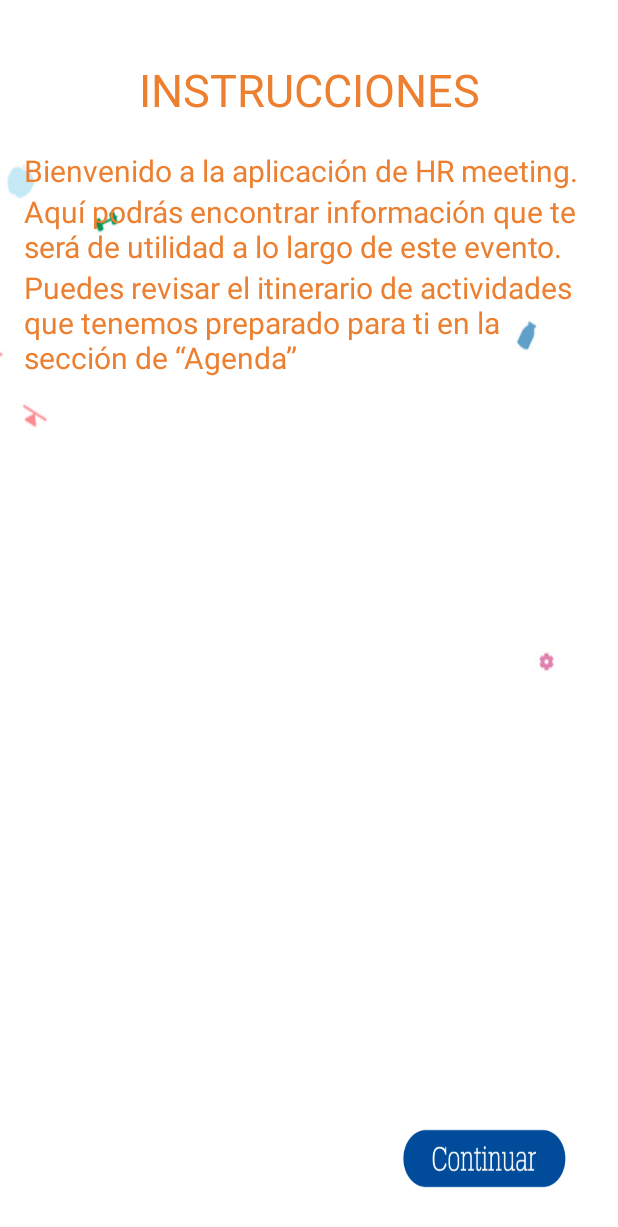
After one commit to DevWorms/ARToolKit-Android, an Android app: the Instrucciones screen opened directly, with no data from a screen before it, on a phone screen of 412 x 824 dp. The commit adds this screen. Shown: the top 1227 px of the screen. Run offline under Robolectric (Android 15) with nearby library versions, the phone set to English and light mode, and no system bars.

Commit message:
Instrucciones

```diff
--- a/aRSimpleNativeCars/src/main/AndroidManifest.xml
+++ b/aRSimpleNativeCars/src/main/AndroidManifest.xml
@@ -51,6 +51,7 @@
         <activity android:name="com.devworms.pepsicorally.MenuPepsico" />
         <activity android:name="com.devworms.pepsicorally.PistasActivas" />
         <activity android:name="com.devworms.pepsicorally.Rally" />
+        <activity android:name="com.devworms.pepsicorally.Instrucciones" />
         <activity android:name="com.devworms.pepsicorally.RallyCode" />
         <activity android:name="com.devworms.pepsicorally.RegistroExito" />
         <activity android:name="com.devworms.pepsicorally.PreguntasActivity"/>
--- /dev/null
+++ b/aRSimpleNativeCars/src/main/java/com/devworms/pepsicorally/Instrucciones.java
@@ -0,0 +1,81 @@
+package com.devworms.pepsicorally;
+
+import android.app.Activity;
+import android.content.Intent;
+import android.os.Bundle;
+import android.view.View;
+import android.widget.Button;
+import android.widget.TextView;
+
+import org.artoolkit.ar.samples.ARSimpleNativeCars.R;
+
+/**
+ * Created by salva on 21/08/2016.
+ */
+public class Instrucciones extends Activity {
+    int seccion=1;
+    TextView txtIntro,txtConte,txtConclu;
+    Button btnRegre,btnConti;
+    @Override
+    protected void onCreate(Bundle savedInstanceState) {
+        super.onCreate(savedInstanceState);
+        setContentView(R.layout.activity_instruccion);
+        txtIntro=(TextView)findViewById(R.id.txtIntro);
+        txtConte=(TextView)findViewById(R.id.txtConte);
+        txtConclu=(TextView)findViewById(R.id.txtConclusion);
+        btnConti=(Button)findViewById(R.id.btnContunuar);
+        btnConti.setOnClickListener(new View.OnClickListener() {
+            @Override
+            public void onClick(View v) {
+                seccion +=1;
+                cambioTexto(seccion);
+            }
+        });
+        btnRegre= (Button)findViewById(R.id.btnRegresar);
+        btnRegre.setOnClickListener(new View.OnClickListener() {
+            @Override
+            public void onClick(View v) {
+                seccion -=1;
+                cambioTexto(seccion);
+            }
+        });
+
+    }
+    public void cambioTexto(int secciones){
+
+        if(secciones==1){
+            btnRegre.setVisibility(View.INVISIBLE);
+            txtIntro.setText("Bienvenido a la aplicación de HR meeting.");
+            txtConte.setText("\nAquí podrás encontrar información que te será de utilidad a lo largo de este evento.");
+            txtConclu.setText("\nPuedes revisar el itinerario de actividades que tenemos preparado para ti en la sección de “Agenda”");
+        }
+        else if(secciones==2){
+            btnRegre.setVisibility(View.VISIBLE);
+            txtIntro.setText("");
+            txtConte.setText("También puedes participara en la dinámica de “Trofeos virtuales” que preparamos para ti, la cual esta basada en encontrar pistas y recolectar trofeos.");
+            txtConclu.setText("");
+        }
+        else if(secciones==3){
+            txtIntro.setText("Para participar recolectar trofeos, debes de seguir los siguientes pasos:");
+            txtConte.setText("\nPaso1: Debes esperar a que las pistas se activen, si hay una pista activa lo puedes revisar en la sección de “Pistas”.");
+            txtConclu.setText("\nCuando una pista este activa, se te darán las instrucciones de cómo y en donde buscar el trofeo.\n" +
+                    "\nPaso 2: Cuando llegues al lugar indicado deberás encontrar un dibujo o patrón\n" +
+                    "impreso sobre una hoja.");
+
+        }else if(secciones==4){
+
+            txtIntro.setText("Paso 3: Activa el botón de cámara, que esta debajo de las instrucciones y escanea el patrón.");
+            txtConte.setText("\nPaso 4: Deberás visualizar una imagen en 3D con un código sobre la imagen.\n\nGuarda o escribe en algún lugar tu código, ya que lo necesitaras en el siguiente paso.");
+            txtConclu.setText("");
+        }else if(secciones==5){
+
+            txtIntro.setText("");
+            txtConte.setText("Paso 5: Abre la sección de trofeos y elige el trofeo que acabas de ver en 3D.\n\nAntes de poder meter el código deberás contestar una pregunta correctamente.\n\nUna vez" +
+
+                    "contestada la pregunta, ingresa tu código y listo! Ya habrás recolectado la primera pista.");
+            txtConclu.setText("");
+        }
+
+    }
+
+}
--- a/aRSimpleNativeCars/src/main/java/com/devworms/pepsicorally/MenuPepsico.java
+++ b/aRSimpleNativeCars/src/main/java/com/devworms/pepsicorally/MenuPepsico.java
@@ -31,4 +31,8 @@ public class MenuPepsico extends Activity {
         Intent i = new Intent(this, PistasActivas.class);
         startActivity(i);
     }
+    public void Instrucciones(View v){
+        Intent i = new Intent(this, Instrucciones.class);
+        startActivity(i);
+    }
 }
--- /dev/null
+++ b/aRSimpleNativeCars/src/main/res/layout/activity_instruccion.xml
@@ -0,0 +1,96 @@
+<?xml version="1.0" encoding="utf-8"?>
+<RelativeLayout xmlns:android="http://schemas.android.com/apk/res/android"
+    android:layout_width="match_parent"
+    android:layout_height="match_parent"
+    android:paddingBottom="@dimen/activity_vertical_margin"
+    android:paddingLeft="@dimen/activity_horizontal_margin"
+    android:paddingRight="@dimen/activity_horizontal_margin"
+    android:background="@drawable/fondo">
+
+    <LinearLayout
+        android:orientation="vertical"
+        android:layout_width="match_parent"
+        android:layout_height="match_parent">
+
+        <TextView
+            android:layout_width="match_parent"
+            android:layout_height="wrap_content"
+            android:textAppearance="?android:attr/textAppearanceLarge"
+            android:text="INSTRUCCIONES"
+            android:textAlignment="center"
+            android:id="@+id/textView6"
+            android:layout_marginTop="39dp"
+            android:textSize="30sp"
+            android:layout_alignParentTop="true"
+            android:layout_alignParentLeft="true"
+            android:layout_alignParentStart="true"
+            android:textColor="#ec7f30"
+            android:layout_marginBottom="20dp" />
+
+        <ScrollView
+            android:layout_width="wrap_content"
+            android:layout_height="wrap_content"
+            android:id="@+id/scrollView3" >
+
+            <LinearLayout
+                android:orientation="vertical"
+                android:layout_width="match_parent"
+                android:layout_height="match_parent">
+
+                <TextView
+                    android:layout_width="wrap_content"
+                    android:layout_height="wrap_content"
+                    android:text="Bienvenido a la aplicación de HR meeting."
+                    android:id="@+id/txtIntro"
+                    android:textSize="20sp"
+                    android:textColor="#ec7f30"
+                    android:layout_below="@+id/textView6"
+                    android:layout_alignParentLeft="false"
+                    android:layout_alignParentStart="false"
+                    android:layout_centerHorizontal="true" />
+
+                <TextView
+                    android:layout_width="wrap_content"
+                    android:layout_height="wrap_content"
+                    android:text="Aquí podrás encontrar información que te será de utilidad a lo largo de este evento. "
+                    android:id="@+id/txtConte"
+                    android:layout_below="@+id/textView5"
+                    android:layout_centerHorizontal="true"
+                    android:textSize="20dp"
+                    android:textColor="#ec7f30" />
+
+                <TextView
+                    android:layout_width="wrap_content"
+                    android:layout_height="wrap_content"
+                    android:text="Puedes revisar el itinerario de actividades que tenemos preparado para ti en la  sección de “Agenda”"
+                    android:id="@+id/txtConclusion"
+
+                    android:layout_centerHorizontal="true"
+                    android:textSize="20dp"
+                    android:textColor="#ec7f30" />
+            </LinearLayout>
+        </ScrollView>
+
+    </LinearLayout>
+
+    <Button
+        android:layout_width="150dp"
+        android:layout_height="80dp"
+        android:id="@+id/btnContunuar"
+        android:layout_alignParentBottom="true"
+        android:layout_alignParentRight="true"
+        android:layout_alignParentEnd="true"
+        android:background="@drawable/continuar" />
+
+    <Button
+        android:layout_width="140dp"
+        android:layout_height="80dp"
+        android:id="@+id/btnRegresar"
+        android:layout_alignParentLeft="true"
+        android:layout_alignParentStart="true"
+        android:background="@drawable/botonre"
+        android:layout_alignTop="@+id/btnContunuar"
+        android:visibility="invisible" />
+
+
+</RelativeLayout>
--- a/aRSimpleNativeCars/src/main/res/layout/activity_menu_pepsico.xml
+++ b/aRSimpleNativeCars/src/main/res/layout/activity_menu_pepsico.xml
@@ -12,7 +12,8 @@
         android:layout_marginLeft="10dp"
         android:layout_marginStart="10dp"
         android:id="@+id/button6"
-        android:background="@drawable/boton_info" />
+        android:background="@drawable/boton_info"
+        android:onClick="Instrucciones" />
 
     <Button
         android:layout_marginTop="90dp"
```
